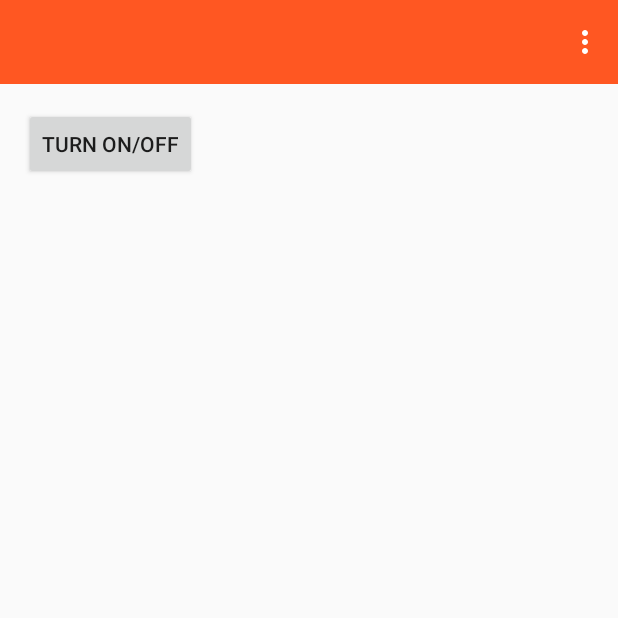
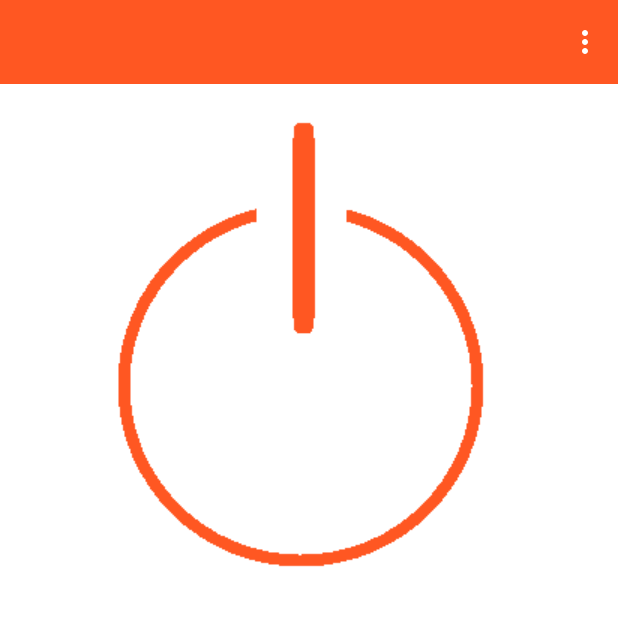
Before and after one commit to Mario0419/Android-Flashlight-App, an Android app: the screen it shows after launch (MainActivity), on a phone screen of 412 x 824 dp, the top half of it. Run offline under Robolectric (Android 15) with nearby library versions, the phone set to English and light mode, and no system bars.

Commit message:
Took out old flashlight button.Added power icon

```diff
--- a/app/src/main/java/com/mx3studios/flashlight/MainActivity.java
+++ b/app/src/main/java/com/mx3studios/flashlight/MainActivity.java
@@ -9,6 +9,7 @@ import android.view.MenuItem;
 import android.view.View;
 import android.widget.Button;
 import android.hardware.Camera.*;
+import android.widget.ImageButton;
 
 import java.lang.reflect.ParameterizedType;
 import java.security.Policy;
@@ -16,6 +17,7 @@ import java.security.Policy;
 public class MainActivity extends ActionBarActivity {
 
     private Button mFlashlightButton;
+    private ImageButton mFlashLight;
     private Camera mCamera;
     private boolean isOn;
     private Parameters mParameters;
@@ -27,12 +29,15 @@ public class MainActivity extends ActionBarActivity {
         isOn = false;
         mCamera = Camera.open();
         mParameters = mCamera.getParameters();
-        mFlashlightButton = (Button)findViewById(R.id.button_flashlight);
+//        mFlashlightButton = (Button)findViewById(R.id.button_flashlight);
+        mFlashLight = (ImageButton)findViewById(R.id.button_flashlight2);
 
-        mFlashlightButton.setOnClickListener(new View.OnClickListener() {
+//
+
+        mFlashLight.setOnClickListener(new View.OnClickListener(){
             @Override
-            public void onClick(View v) {
-//                mParameters.setFlashMode(Parameters.FLASH_MODE_ON);
+            public void onClick(View v){
+
                 if(!isOn){
 
                     mParameters.setFlashMode(Parameters.FLASH_MODE_TORCH);
@@ -45,7 +50,6 @@ public class MainActivity extends ActionBarActivity {
                     mCamera.startPreview();
                     isOn = !isOn;
                 }
-
             }
         });
     }
--- a/app/src/main/res/layout/activity_main.xml
+++ b/app/src/main/res/layout/activity_main.xml
@@ -3,12 +3,22 @@
     android:layout_height="match_parent" android:paddingLeft="@dimen/activity_horizontal_margin"
     android:paddingRight="@dimen/activity_horizontal_margin"
     android:paddingTop="@dimen/activity_vertical_margin"
-    android:paddingBottom="@dimen/activity_vertical_margin" tools:context=".MainActivity">
+    android:paddingBottom="@dimen/activity_vertical_margin" tools:context=".MainActivity"
+    android:background="#FFFFFF">
 
 
-    <Button
-        android:id="@+id/button_flashlight"
-        android:text="Turn On/Off"
+    <!--<Button-->
+        <!--android:id="@+id/button_flashlight"-->
+        <!--android:text="Turn On/Off"-->
+        <!--android:layout_width="wrap_content"-->
+        <!--android:layout_height="wrap_content" />-->
+    <ImageButton
+        android:id="@+id/button_flashlight2"
+        android:layout_height="wrap_content"
         android:layout_width="wrap_content"
-        android:layout_height="wrap_content" />
+        android:gravity="center"
+        android:background="@null"
+        android:src="@drawable/power"
+        android:layout_centerHorizontal="true"
+        />
 </RelativeLayout>
```
Also changed, not shown: app/src/main/res/drawable/power.png (added).
